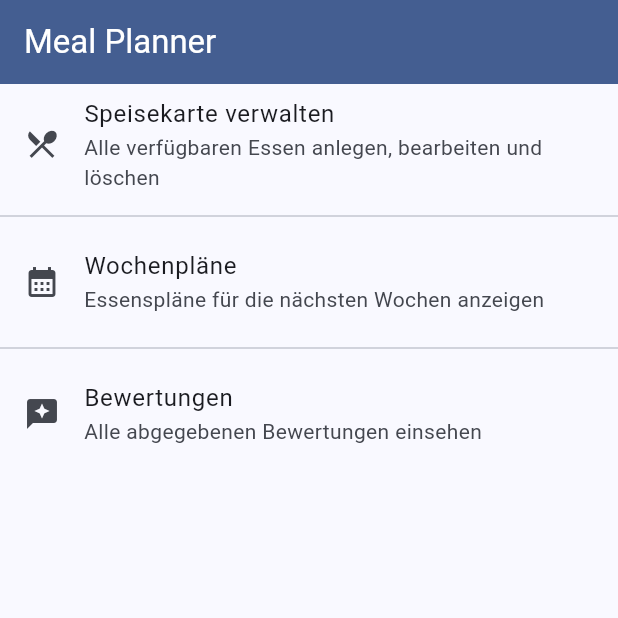
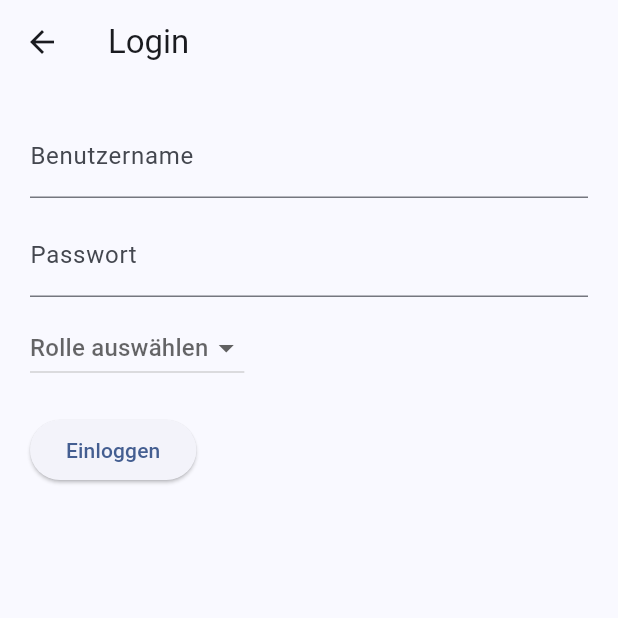
Before and after one commit to HendrikAlexander/meal_planner_app, a Flutter app: the screen it shows after launch, on a phone screen of 412 x 824 dp, the top half of it. Run offline on Flutter 3.47's test engine with Material 3 defaults, Android fonts, the phone set to English and light mode, and no system bars; our stand-ins replace image_picker; accounts and stored records are empty.

Commit message:
Login-View aufgebaut

```diff
--- a/lib/main.dart
+++ b/lib/main.dart
@@ -1,28 +1,30 @@
 // lib/main.dart
 
 import 'package:flutter/material.dart';
+import 'package:provider/provider.dart';
+
+// Bestehende Importe
 import 'view/SpeisekarteView/essen_dialog.dart';
-// GEÄNDERT: Der Import-Pfad zeigt jetzt auf die neue Datei
 import 'view/Startseite/startbildschirm.dart';
 import 'view/EssensplanView/essensplan_dialog.dart';
+import 'view/SpeisekarteView/bewertungen_liste.dart';
 import 'viewmodel/essensbewertung_viewmodel.dart';
-import 'package:provider/provider.dart';
-import 'view/SpeisekarteView/bewertungen_liste.dart';
 
-
-
+// NEU: Login-View + ViewModel importieren
+import 'view/LoginView/login_view.dart';
+import 'viewmodel/LoginViewModel/login_viewmodel.dart';
 
 void main() {
   runApp(
     MultiProvider(
       providers: [
-      ChangeNotifierProvider(create: (_) => EssensbewertungViewModel()),
+        ChangeNotifierProvider(create: (_) => EssensbewertungViewModel()),
+        ChangeNotifierProvider(create: (_) => LoginViewModel()), // NEU
       ],
       child: const MyApp(),
     ),
   );
 }
-
 
 class MyApp extends StatelessWidget {
   const MyApp({super.key});
@@ -35,8 +37,9 @@ class MyApp extends StatelessWidget {
         colorScheme: ColorScheme.fromSeed(seedColor: Colors.blueAccent),
         useMaterial3: true,
       ),
-      initialRoute: '/',
+      initialRoute: '/login', // <-- NEU: Login zuerst anzeigen
       routes: {
+        '/login': (context) => const LoginView(), // NEU
         '/': (context) => const Startbildschirm(),
         '/speisekarte': (context) => const EssenDialog(),
         '/essensplan': (context) => const EssensplanDialog(),
--- /dev/null
+++ b/lib/model/user.dart
@@ -0,0 +1,8 @@
+enum UserRole { admin, user }
+
+class AppUser {
+  final String username;
+  final UserRole role;
+
+  AppUser({required this.username, required this.role});
+}
--- /dev/null
+++ b/lib/view/LoginView/login_view.dart
@@ -0,0 +1,60 @@
+import 'package:flutter/material.dart';
+import 'package:provider/provider.dart';
+import '../../model/user.dart';
+import '../../viewmodel/LoginViewModel/login_viewmodel.dart';
+
+class LoginView extends StatelessWidget {
+  const LoginView({super.key});
+
+  @override
+  Widget build(BuildContext context) {
+    final vm = Provider.of<LoginViewModel>(context);
+
+    return Scaffold(
+      appBar: AppBar(title: const Text("Login")),
+      body: SingleChildScrollView( // <-- NEU: Scrollbarer Bereich
+        child: Padding(
+          padding: const EdgeInsets.all(20),
+          child: Column(
+            mainAxisSize: MainAxisSize.min, // Verhindert „unendliche“ Höhe
+            crossAxisAlignment: CrossAxisAlignment.start,
+            children: [
+              TextField(
+                decoration: const InputDecoration(labelText: "Benutzername"),
+                onChanged: vm.setUsername,
+              ),
+              const SizedBox(height: 10),
+              TextField(
+                decoration: const InputDecoration(labelText: "Passwort"),
+                obscureText: true,
+                onChanged: vm.setPassword,
+              ),
+              const SizedBox(height: 10),
+              DropdownButton<UserRole>(
+                value: vm.selectedRole,
+                hint: const Text("Rolle auswählen"),
+                items: UserRole.values.map((role) {
+                  return DropdownMenuItem(
+                    value: role,
+                    child: Text(role == UserRole.admin ? "Admin" : "User"),
+                  );
+                }).toList(),
+                onChanged: vm.setRole,
+              ),
+              const SizedBox(height: 20),
+              ElevatedButton(
+                onPressed: () {
+                  vm.login();
+                  if (vm.loggedInUser != null) {
+                    Navigator.pushReplacementNamed(context, '/');
+                  }
+                },
+                child: const Text("Einloggen"),
+              ),
+            ],
+          ),
+        ),
+      ),
+    );
+  }
+}
--- /dev/null
+++ b/lib/view/login_view.dart
@@ -0,0 +1,56 @@
+import 'package:flutter/material.dart';
+import 'package:provider/provider.dart';
+import '../viewmodel/LoginViewModel/login_viewmodel.dart';
+import '../model/user.dart';
+
+class LoginView extends StatelessWidget {
+  const LoginView({super.key});
+
+  @override
+  Widget build(BuildContext context) {
+    final vm = Provider.of<LoginViewModel>(context);
+
+    return Scaffold(
+      appBar: AppBar(title: const Text("Login")),
+      body: Padding(
+        padding: const EdgeInsets.all(20),
+        child: Column(
+          children: [
+            TextField(
+              decoration: const InputDecoration(labelText: "Benutzername"),
+              onChanged: vm.setUsername,
+            ),
+            const SizedBox(height: 10),
+            TextField(
+              decoration: const InputDecoration(labelText: "Passwort"),
+              obscureText: true,
+              onChanged: vm.setPassword,
+            ),
+            const SizedBox(height: 10),
+            DropdownButton<UserRole>(
+              value: vm.selectedRole,
+              hint: const Text("Rolle auswählen"),
+              items: UserRole.values.map((role) {
+                return DropdownMenuItem(
+                  value: role,
+                  child: Text(role == UserRole.admin ? "Admin" : "User"),
+                );
+              }).toList(),
+              onChanged: vm.setRole,
+            ),
+            const SizedBox(height: 20),
+            ElevatedButton(
+              onPressed: vm.login,
+              child: const Text("Einloggen"),
+            ),
+            if (vm.loggedInUser != null) ...[
+              const SizedBox(height: 20),
+              Text("Eingeloggt als: ${vm.loggedInUser!.username}"),
+              Text("Rolle: ${vm.loggedInUser!.role.name}"),
+            ]
+          ],
+        ),
+      ),
+    );
+  }
+}
--- /dev/null
+++ b/lib/viewmodel/LoginViewModel/login_viewmodel.dart
@@ -0,0 +1,32 @@
+import '../../model/user.dart';
+import 'package:flutter/material.dart';
+
+class LoginViewModel extends ChangeNotifier {
+  String username = '';
+  String password = '';
+  UserRole? selectedRole;
+
+  AppUser? loggedInUser;
+
+  void login() {
+    if (username.isNotEmpty && selectedRole != null) {
+      loggedInUser = AppUser(username: username, role: selectedRole!);
+      notifyListeners(); // In echter App: zur Navigation oder Statusanzeige
+    }
+  }
+
+  void setUsername(String value) {
+    username = value;
+    notifyListeners();
+  }
+
+  void setPassword(String value) {
+    password = value;
+    notifyListeners();
+  }
+
+  void setRole(UserRole? role) {
+    selectedRole = role;
+    notifyListeners();
+  }
+}
```
Also changed, not shown: 1 other file.
